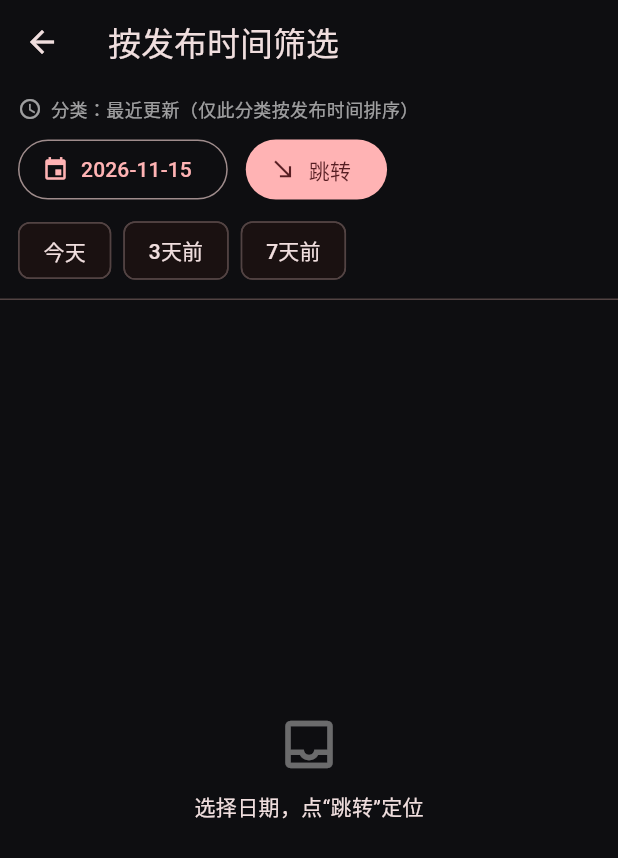
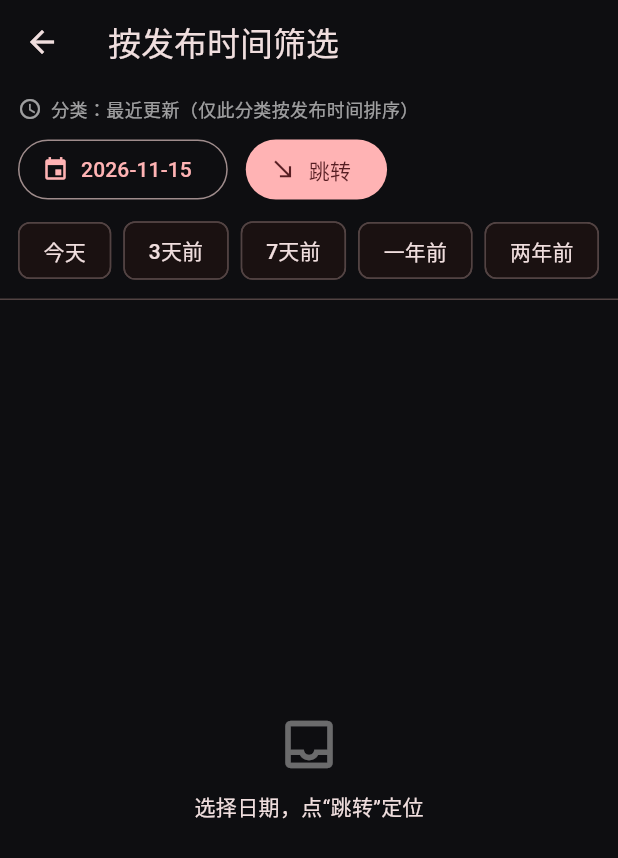
Before and after one commit to Justchatgpt/ovwh, a Flutter app: the TimeFilterPage screen opened directly, on a phone screen of 412 x 824 dp. Shown: the top 858 px of the screen. Run offline on Flutter 3.47's test engine with Material 3 defaults, Android fonts, the phone set to English and light mode, and no system bars; our stand-ins replace dio, hive_flutter, video_player, wakelock_plus; accounts and stored records are empty; network calls fail.

Commit message:
feat: add 1y/2y quick tags to date filter (v1.2.2)

```diff
--- a/lib/data/repositories/video_repository.dart
+++ b/lib/data/repositories/video_repository.dart
@@ -79,7 +79,7 @@ class VideoRepository {
   /// is older than anything reachable within [maxScan] pages (caller shows the
   /// earliest available date).
   Future<DateSeekResult> seekPageForDate(String category, DateTime target,
-      {int maxScan = 40}) async {
+      {int maxScan = 20}) async {
     final tMid = DateTime(target.year, target.month, target.day);
     DateTime? lastDate;
     var lastPageWithItems = 1;
--- a/lib/features/timefilter/time_filter_page.dart
+++ b/lib/features/timefilter/time_filter_page.dart
@@ -177,10 +177,13 @@ class _TimeFilterPageState extends State<TimeFilterPage> {
           const SizedBox(height: 6),
           Wrap(
             spacing: 8,
+            runSpacing: 4,
             children: [
               ActionChip(label: const Text('今天'), onPressed: _loading ? null : () => _quick(0)),
               ActionChip(label: const Text('3天前'), onPressed: _loading ? null : () => _quick(3)),
               ActionChip(label: const Text('7天前'), onPressed: _loading ? null : () => _quick(7)),
+              ActionChip(label: const Text('一年前'), onPressed: _loading ? null : () => _quick(365)),
+              ActionChip(label: const Text('两年前'), onPressed: _loading ? null : () => _quick(730)),
             ],
           ),
         ],
@@ -233,7 +236,7 @@ class _TimeFilterPageState extends State<TimeFilterPage> {
       width: double.infinity,
       color: Colors.amber.withOpacity(0.15),
       padding: const EdgeInsets.symmetric(horizontal: 12, vertical: 8),
-      child: Text('所选日期早于现有内容，已定位到可获取的最早一页（约 ${_fmt(_pageDate)}）',
+      child: Text('所选日期早于「最近更新」可回溯的范围，已定位到最早一页（约 ${_fmt(_pageDate)}）',
           style: const TextStyle(fontSize: 12, color: Colors.amber)),
     );
   }
--- a/pubspec.yaml
+++ b/pubspec.yaml
@@ -1,7 +1,7 @@
 name: p91_player
 description: "P91 Player - a rebuilt cross-platform 91 video player, iOS first."
 publish_to: "none"
-version: 1.2.1+7
+version: 1.2.2+8
 
 environment:
   sdk: ">=3.4.0 <4.0.0"
```
Also changed, not shown: 1 other file.
